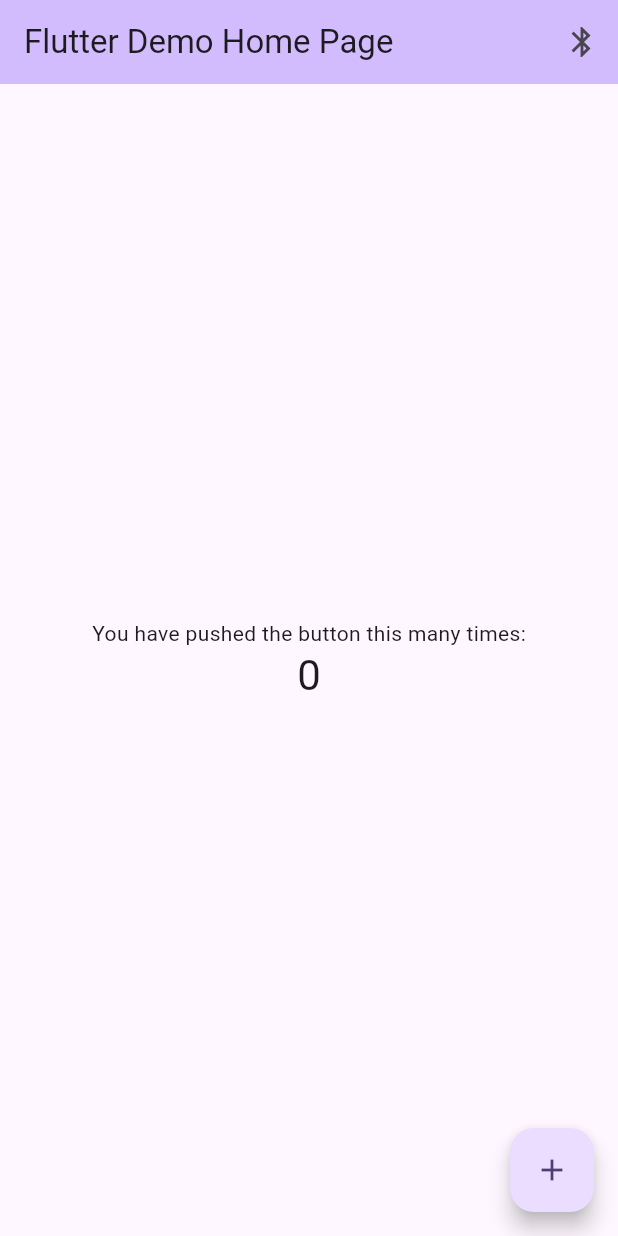
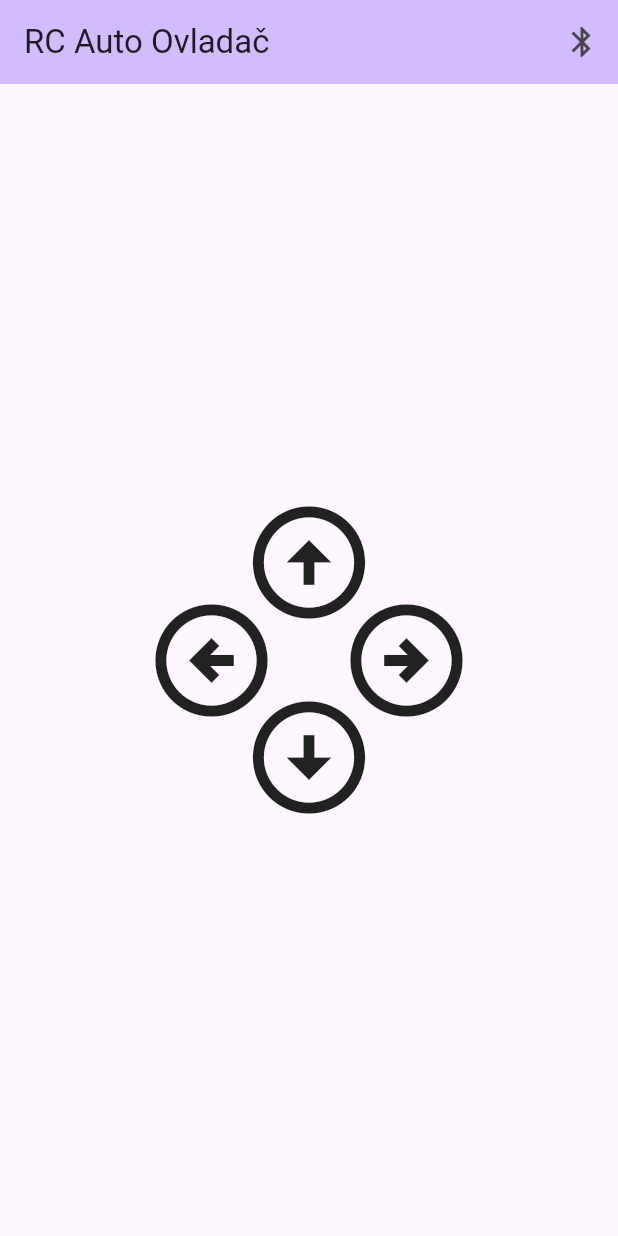
Before and after one commit to tpkowastaken/Trebesin-RC-Auto, a Flutter app: the screen it shows after launch, on a phone screen of 412 x 824 dp. Run offline on Flutter 3.47's test engine with Material 2 defaults, Android fonts, the phone set to English and light mode, and no system bars; our stand-ins replace flutter_blue.

Commit message:
control buttons

```diff
--- a/analysis_options.yaml
+++ b/analysis_options.yaml
@@ -23,6 +23,5 @@ linter:
   rules:
     # avoid_print: false  # Uncomment to disable the `avoid_print` rule
     # prefer_single_quotes: true  # Uncomment to enable the `prefer_single_quotes` rule
-
 # Additional information about this file can be found at
 # https://dart.dev/guides/language/analysis-options
--- a/lib/main.dart
+++ b/lib/main.dart
@@ -3,15 +3,16 @@ import 'package:flutter_blue/flutter_blue.dart';
 
 void bluetooth() async {
   FlutterBlue flutterBlue = FlutterBlue.instance;
-  flutterBlue.startScan(timeout: Duration(seconds: 4));
+  flutterBlue.startScan(timeout: const Duration(seconds: 4));
 
-  // Listen to scan results
+  //Listen to scan results
   var subscription = flutterBlue.scanResults.listen((results) {
     // do something with scan results
     for (ScanResult r in results) {
       print('${r.device.name} found! rssi: ${r.rssi}');
     }
   });
+  print(subscription);
 }
 
 void main() {
@@ -25,56 +26,23 @@ class MyApp extends StatelessWidget {
   @override
   Widget build(BuildContext context) {
     return MaterialApp(
-      title: 'Flutter Demo',
+      title: 'Trebesin RC Auto Ovladac',
+      debugShowCheckedModeBanner: false,
+      debugShowMaterialGrid: false,
       theme: ThemeData(
         colorScheme: ColorScheme.fromSeed(seedColor: Colors.deepPurple),
         useMaterial3: true,
       ),
-      home: const MyHomePage(title: 'Flutter Demo Home Page'),
+      home: const MyHomePage(),
     );
   }
 }
 
-class MyHomePage extends StatefulWidget {
-  const MyHomePage({super.key, required this.title});
-
-  // This widget is the home page of your application. It is stateful, meaning
-  // that it has a State object (defined below) that contains fields that affect
-  // how it looks.
-
-  // This class is the configuration for the state. It holds the values (in this
-  // case the title) provided by the parent (in this case the App widget) and
-  // used by the build method of the State. Fields in a Widget subclass are
-  // always marked "final".
-
-  final String title;
-
-  @override
-  State<MyHomePage> createState() => _MyHomePageState();
-}
-
-class _MyHomePageState extends State<MyHomePage> {
-  int _counter = 0;
-
-  void _incrementCounter() {
-    setState(() {
-      // This call to setState tells the Flutter framework that something has
-      // changed in this State, which causes it to rerun the build method below
-      // so that the display can reflect the updated values. If we changed
-      // _counter without calling setState(), then the build method would not be
-      // called again, and so nothing would appear to happen.
-      _counter++;
-    });
-  }
+class MyHomePage extends StatelessWidget {
+  const MyHomePage({super.key});
 
   @override
   Widget build(BuildContext context) {
-    // This method is rerun every time setState is called, for instance as done
-    // by the _incrementCounter method above.
-    //
-    // The Flutter framework has been optimized to make rerunning build methods
-    // fast, so that you can just rebuild anything that needs updating rather
-    // than having to individually change instances of widgets.
     return Scaffold(
       appBar: AppBar(
         actions: const [
@@ -84,42 +52,75 @@ class _MyHomePageState extends State<MyHomePage> {
           ),
         ],
         backgroundColor: Theme.of(context).colorScheme.inversePrimary,
-        title: Text(widget.title),
+        title: const Text("RC Auto Ovladač"),
       ),
       body: Center(
-        // Center is a layout widget. It takes a single child and positions it
-        // in the middle of the parent.
-        child: Column(
-          // Column is also a layout widget. It takes a list of children and
-          // arranges them vertically. By default, it sizes itself to fit its
-          // children horizontally, and tries to be as tall as its parent.
-          //
-          // Column has various properties to control how it sizes itself and
-          // how it positions its children. Here we use mainAxisAlignment to
-          // center the children vertically; the main axis here is the vertical
-          // axis because Columns are vertical (the cross axis would be
-          // horizontal).
-          //
-          // TRY THIS: Invoke "debug painting" (choose the "Toggle Debug Paint"
-          // action in the IDE, or press "p" in the console), to see the
-          // wireframe for each widget.
-          mainAxisAlignment: MainAxisAlignment.center,
-          children: <Widget>[
-            const Text(
-              'You have pushed the button this many times:',
-            ),
-            Text(
-              '$_counter',
-              style: Theme.of(context).textTheme.headlineMedium,
-            ),
-          ],
+        child: SizedBox(
+          height: 300,
+          width: 300,
+          child: Stack(
+            children: [
+              Center(
+                child: Row(
+                  mainAxisAlignment: MainAxisAlignment.spaceEvenly,
+                  children: [
+                    //left
+                    MaterialButton(
+                      shape: const CircleBorder(side: BorderSide(color: Colors.transparent)),
+                      padding: const EdgeInsets.all(0),
+                      onPressed: () {},
+                      child: const Icon(
+                        Icons.arrow_circle_left_outlined,
+                        size: 90,
+                      ),
+                    ),
+
+                    //right
+                    MaterialButton(
+                      shape: const CircleBorder(side: BorderSide(color: Colors.transparent)),
+                      padding: const EdgeInsets.all(0),
+                      onPressed: () {},
+                      child: const Icon(
+                        Icons.arrow_circle_right_outlined,
+                        size: 90,
+                      ),
+                    ),
+                  ],
+                ),
+              ),
+              Center(
+                child: Column(
+                  mainAxisAlignment: MainAxisAlignment.spaceEvenly,
+                  children: [
+                    //up
+                    MaterialButton(
+                      shape: const CircleBorder(side: BorderSide(color: Colors.transparent)),
+                      padding: const EdgeInsets.all(0),
+                      onPressed: () {},
+                      child: const Icon(
+                        Icons.arrow_circle_up,
+                        size: 90,
+                      ),
+                    ),
+
+                    //down
+
+                    MaterialButton(
+                      shape: const CircleBorder(side: BorderSide(color: Colors.transparent)),
+                      padding: const EdgeInsets.all(0),
+                      onPressed: () {},
+                      child: const Icon(
+                        Icons.arrow_circle_down,
+                        size: 90,
+                      ),
+                    ),
+                  ],
+                ),
+              ),
+            ],
+          ),
         ),
       ),
-      floatingActionButton: FloatingActionButton(
-        onPressed: _incrementCounter,
-        tooltip: 'Increment',
-        child: const Icon(Icons.add),
-      ), // This trailing comma makes auto-formatting nicer for build methods.
     );
   }
 }
--- a/pubspec.yaml
+++ b/pubspec.yaml
@@ -2,7 +2,7 @@ name: trebesin_rc_auto
 description: A new Flutter project.
 # The following line prevents the package from being accidentally published to
 # pub.dev using `flutter pub publish`. This is preferred for private packages.
-publish_to: 'none' # Remove this line if you wish to publish to pub.dev
+publish_to: "none" # Remove this line if you wish to publish to pub.dev
 
 # The following defines the version and build number for your application.
 # A version number is three numbers separated by dots, like 1.2.43
@@ -19,7 +19,7 @@ publish_to: 'none' # Remove this line if you wish to publish to pub.dev
 version: 1.0.0+1
 
 environment:
-  sdk: '>=3.1.2 <4.0.0'
+  sdk: ">=3.1.2 <4.0.0"
 
 # Dependencies specify other packages that your package needs in order to work.
 # To automatically upgrade your package dependencies to the latest versions
@@ -30,7 +30,6 @@ environment:
 dependencies:
   flutter:
     sdk: flutter
-
 
   # The following adds the Cupertino Icons font to your application.
   # Use with the CupertinoIcons class for iOS style icons.
@@ -53,7 +52,6 @@ dev_dependencies:
 
 # The following section is specific to Flutter packages.
 flutter:
-
   # The following line ensures that the Material Icons font is
   # included with your application, so that you can use the icons in
   # the material Icons class.
```
